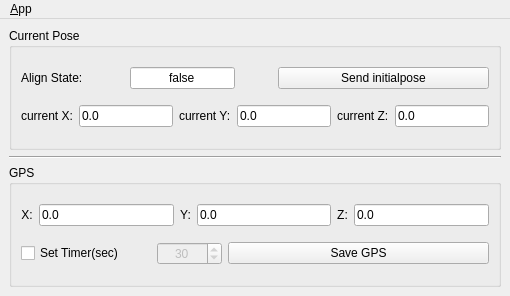
Before: the Qt Designer form ui/main_window.ui in zang09/localization_ui, drawn with Qt 5.
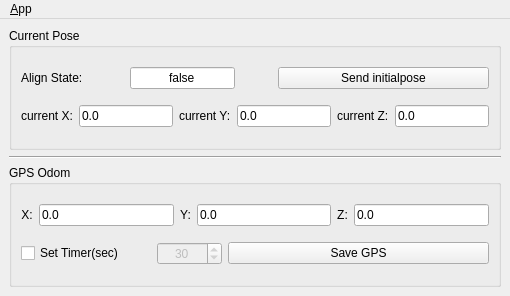
After: the same form once the commit is applied. Icons and pictures are not drawn.

Diff of the .ui file:
```diff
--- a/ui/main_window.ui
+++ b/ui/main_window.ui
@@ -28,7 +28,7 @@
     <item row="5" column="0">
      <widget class="QGroupBox" name="groupBox_2">
       <property name="title">
-       <string>GPS</string>
+       <string>GPS Odom</string>
       </property>
       <layout class="QGridLayout" name="gridLayout_4">
        <item row="2" column="0">
```
